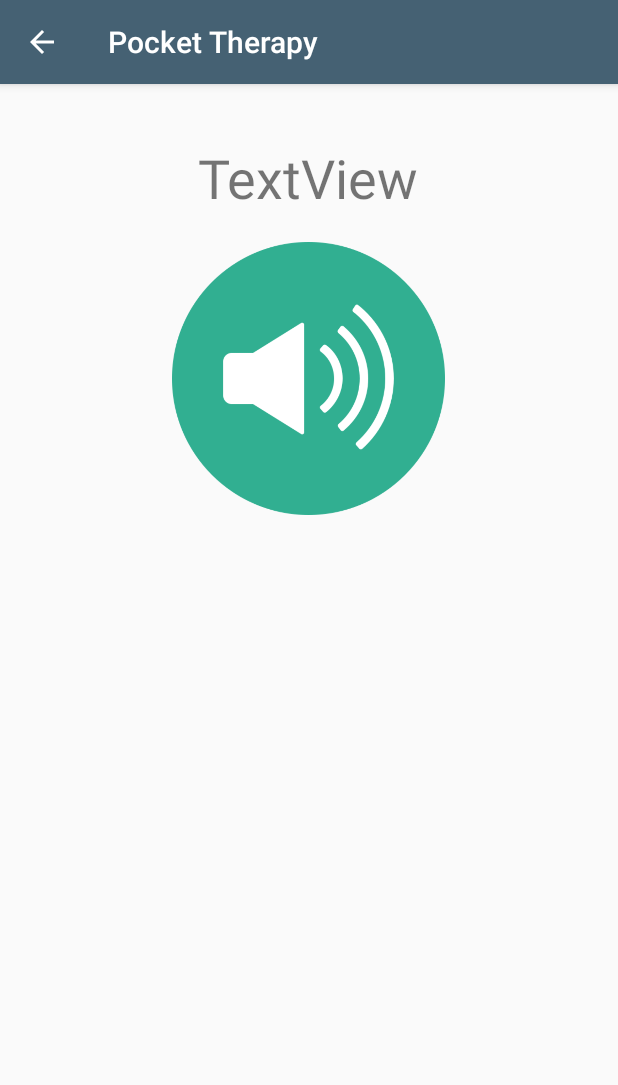
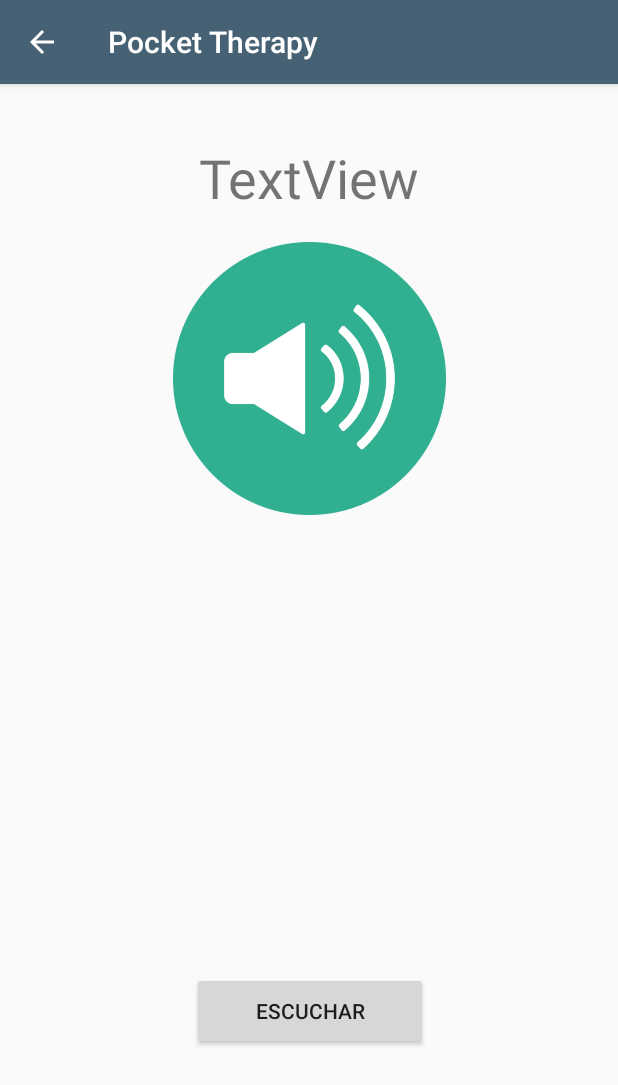
Before and after one commit to caes1996/Tesis, an Android app: the FinalNivel1 screen opened directly, with no data from a screen before it, on a phone screen of 412 x 824 dp. Shown: the top 1085 px of the screen. Run offline under Robolectric (Android 15) with nearby library versions, the phone set to English and light mode, and no system bars; 4 statements that could not run were skipped.

Commit message:
Adición boton para reconocedor de voz

```diff
--- a/app/src/main/AndroidManifest.xml
+++ b/app/src/main/AndroidManifest.xml
@@ -2,8 +2,8 @@
 <manifest xmlns:android="http://schemas.android.com/apk/res/android"
     package="app.rrg.pocket.com.tesis">
 
-    <uses-permission android:name="android.permission.WRITE_EXTERNAL_STORAGE" />
-    <uses-permission android:name="android.permission.RECORD_AUDIO" />
+    <uses-permission android:name="android.permission.WRITE_EXTERNAL_STORAGE"/>
+    <uses-permission android:name= "android.permission.RECORD_AUDIO"/>
 
     <application
         android:allowBackup="true"
--- a/app/src/main/java/app/rrg/pocket/com/tesis/FinalNivel1.java
+++ b/app/src/main/java/app/rrg/pocket/com/tesis/FinalNivel1.java
@@ -1,8 +1,6 @@
 package app.rrg.pocket.com.tesis;
 
-import android.content.Intent;
 import android.content.pm.ActivityInfo;
-import android.os.AsyncTask;
 import android.os.Bundle;
 import android.speech.tts.TextToSpeech;
 import android.support.annotation.Nullable;
@@ -10,6 +8,7 @@ import android.support.v7.app.ActionBar;
 import android.support.v7.app.AppCompatActivity;
 import android.util.Log;
 import android.view.MenuItem;
+import android.view.MotionEvent;
 import android.view.View;
 import android.widget.ImageView;
 import android.widget.TextView;
@@ -38,6 +37,7 @@ public class FinalNivel1 extends AppCompatActivity implements TextToSpeech.OnIni
     Palabra palabra;
     TextToSpeech tts;
     private SpeechRecognizer recognizer;
+    String text;
 
     @Override
     protected void onCreate(@Nullable Bundle savedInstanceState) {
@@ -59,39 +59,46 @@ public class FinalNivel1 extends AppCompatActivity implements TextToSpeech.OnIni
         setupActionBar();
         configuracion();
 
+        findViewById(R.id.buttonFN1).setOnTouchListener(new View.OnTouchListener() {
+            @Override
+            public boolean onTouch(View v, MotionEvent event) {
+                switch (event.getAction()) {
+                    case MotionEvent.ACTION_UP:
+                        //when the user removed the finger
+                        //editText.setHint("You will see input here");
+                        Toast.makeText(getBaseContext(), "Entendi: " + text, Toast.LENGTH_SHORT).show();
+                        if(palabra.getNombre().toLowerCase().equals(text)) {
+                            Toast.makeText(getBaseContext(), "Dijiste la palabra!!", Toast.LENGTH_SHORT).show();
+                        }else{
+                            Toast.makeText(getBaseContext(), "Por favor, repite de nuevo", Toast.LENGTH_SHORT).show();
+                        }
+                        recognizer.stop();
+                        break;
 
-        //Tarea en segundo plano encargada de cargar los archivos necesarios para el reconocimiento de voz
-        //Y de ejecutar el mismo
-        new AsyncTask<Void, Void, Exception>() {
-            @Override
-            protected Exception doInBackground(Void... params) {
-                try {
-                    Assets assets = new Assets(getApplicationContext());
-                    File assetDir = assets.syncAssets();
-                    setupRecognizer(assetDir);
-                } catch (IOException e) {
-                    return e;
+                    case MotionEvent.ACTION_DOWN:
+                        //finger is on the button
+                        //editText.setText("");
+                        //editText.setHint("Listening...");
+                        try {
+                            Assets assets = new Assets(getApplicationContext());
+                            File assetDir = assets.syncAssets();
+                            setupRecognizer(assetDir);
+                            Toast.makeText(getBaseContext(), "Escuchando...",Toast.LENGTH_SHORT).show();
+                            recognizer.startListening("frases");
+                        }catch (IOException e){
+                            Toast.makeText(getBaseContext(),"Failed to init recognizer " + e,Toast.LENGTH_LONG).show();
+                        }
+                        break;
                 }
-                return null;
+                return false;
             }
-
-            @Override
-            protected void onPostExecute(Exception result) {
-                if (result != null) {
-                    Toast.makeText(getBaseContext(),"Failed to init recognizer " + result,Toast.LENGTH_LONG).show();
-                } else {
-                    recognizer.startListening("frases");
-                }
-            }
-        }.execute();
-
+        });
     }
 
     private void setupActionBar(){
         ActionBar actionBar = getSupportActionBar();
         if(actionBar != null){
             actionBar.setDisplayHomeAsUpEnabled(true);
-            //Toast.makeText(this, "Hola", Toast.LENGTH_SHORT).show();
         }
     }
 
@@ -1200,11 +1207,9 @@ public class FinalNivel1 extends AppCompatActivity implements TextToSpeech.OnIni
         if(hypothesis == null)
             return;
 
-        //Obtenemos el String de la Hypothesis
-        String text = hypothesis.getHypstr();
-        Toast.makeText(this,text,Toast.LENGTH_LONG).show();
+        //Obtenemos el String de la Hypothesiss
 
-
+        text = hypothesis.getHypstr();
 
         //Reiniciamos el reconocedor, de esta forma reconoce voz de forma continua y limpia el buffer
         resetRecognizer();
@@ -1235,7 +1240,7 @@ public class FinalNivel1 extends AppCompatActivity implements TextToSpeech.OnIni
 
         //Aquí indicamos el archivo que contiene las palabras clave que queremos reconocer
         // para realizar diferentes acciones. En este caso yo creo un archivo llamado "keys.gram"
-        File keysGrammar = new File(assetsDir, "keys.gram");
+        File keysGrammar = new File(assetsDir, "nivel1.gram");
         recognizer.addKeywordSearch("frases",keysGrammar);
     }
 
--- a/app/src/main/java/app/rrg/pocket/com/tesis/PalabraNivel1.java
+++ b/app/src/main/java/app/rrg/pocket/com/tesis/PalabraNivel1.java
@@ -107,7 +107,6 @@ public class PalabraNivel1  extends AppCompatActivity {
             Intent i = new Intent(context, FinalNivel1.class);
             i.putExtra("idPalabra", "" + palabra.getId());
             startActivity(i);
-
         }
     }
 }
--- a/app/src/main/res/layout/activity_finalnivel1.xml
+++ b/app/src/main/res/layout/activity_finalnivel1.xml
@@ -1,26 +1,43 @@
 <?xml version="1.0" encoding="utf-8"?>
-<RelativeLayout
+<android.support.constraint.ConstraintLayout
     xmlns:android="http://schemas.android.com/apk/res/android"
     xmlns:app="http://schemas.android.com/apk/res-auto"
+    xmlns:tools="http://schemas.android.com/tools"
     android:layout_width="match_parent"
-    android:layout_height="match_parent">
+    android:layout_height="match_parent"
+    android:id="@+id/relativeLayout">
 
     <TextView
         android:id="@+id/textViewFN1"
         android:layout_width="wrap_content"
         android:layout_height="wrap_content"
-        android:layout_alignParentTop="true"
-        android:layout_centerHorizontal="true"
         android:layout_marginTop="38dp"
         android:text="TextView"
-        android:textSize="30sp" />
+        android:textSize="30sp"
+        app:layout_constraintTop_toTopOf="parent"
+        app:layout_constraintLeft_toLeftOf="parent"
+        app:layout_constraintRight_toRightOf="parent" />
 
     <ImageView
         android:id="@+id/imageViewFinalNivel1"
         android:layout_width="279dp"
         android:layout_height="182dp"
-        android:layout_alignParentTop="true"
-        android:layout_centerHorizontal="true"
-        android:layout_marginTop="105dp" />
+        android:layout_marginTop="105dp"
+        app:layout_constraintTop_toTopOf="parent"
+        app:layout_constraintLeft_toLeftOf="parent"
+        app:layout_constraintRight_toRightOf="parent" />
 
-</RelativeLayout>
+    <Button
+        android:id="@+id/buttonFN1"
+        android:layout_width="157dp"
+        android:layout_height="52dp"
+        android:layout_marginStart="8dp"
+        android:layout_marginEnd="8dp"
+        android:layout_marginBottom="124dp"
+        android:text="Escuchar"
+        app:layout_constraintBottom_toBottomOf="parent"
+        app:layout_constraintEnd_toEndOf="parent"
+        app:layout_constraintHorizontal_bias="0.502"
+        app:layout_constraintStart_toStartOf="parent" />
+
+</android.support.constraint.ConstraintLayout>
```
Also changed, not shown: app/src/main/java/app/rrg/pocket/com/tesis/FinalNivel2.java (+106 -1 lines), app/src/main/java/app/rrg/pocket/com/tesis/FinalNivel3.java (+106 -1 lines), app/src/main/java/app/rrg/pocket/com/tesis/Inicio.java (+30 -1 lines), app/src/main/java/app/rrg/pocket/com/tesis/TabInicioFragment.java (+25 -0 lines), app/src/main/res/layout/activity_finalnivel2.xml (+30 -10 lines), app/src/main/res/layout/activity_finalnivel3.xml (+30 -10 lines), 1 other file.
